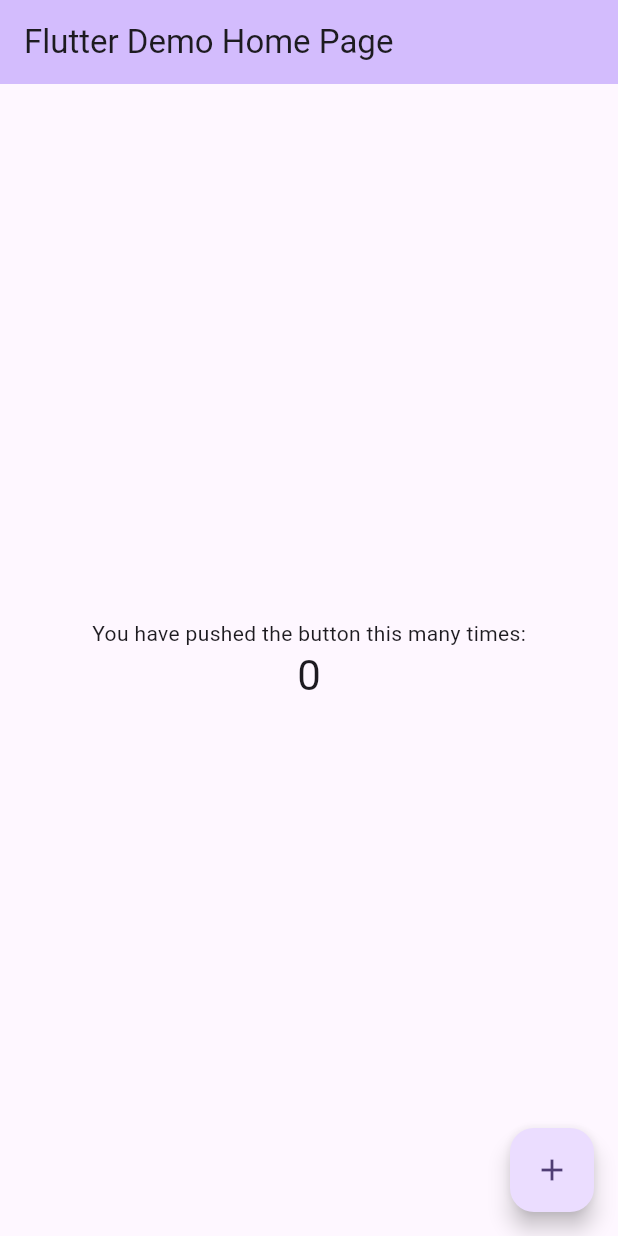
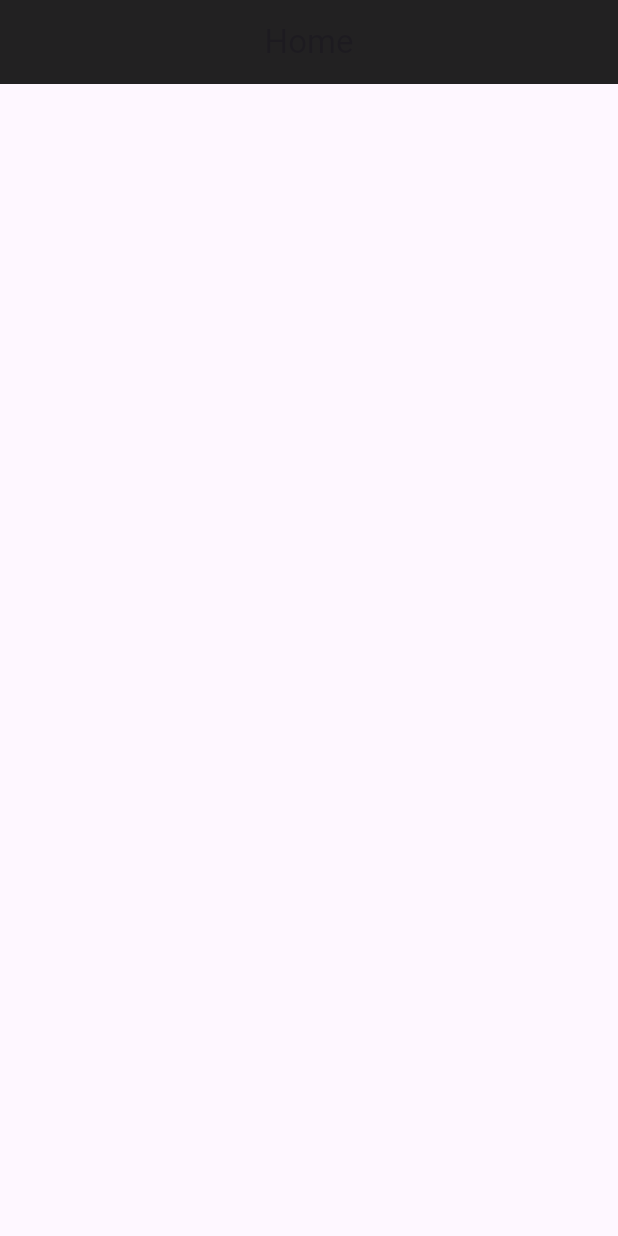
Before and after one commit to hiwaamirii/Trustwallet-UI-Flutter, a Flutter app: the screen it shows after launch, on a phone screen of 412 x 824 dp. Run offline on Flutter 3.47's test engine with Material 3 defaults, Android fonts, the phone set to English and light mode, and no system bars.

Commit message:
Add home screen file + Add simple app bar

```diff
--- /dev/null
+++ b/lib/Screens/home_screen.dart
@@ -0,0 +1,25 @@
+import 'package:flutter/material.dart';
+
+class HomeScreen extends StatefulWidget {
+  const HomeScreen({super.key});
+
+  @override
+  State<HomeScreen> createState() => _HomeScreenState();
+}
+
+class _HomeScreenState extends State<HomeScreen> {
+  @override
+  Widget build(BuildContext context) {
+    return Scaffold(
+      appBar: AppBar(
+        backgroundColor: Colors.black87,
+        title: const Text("Home"),
+        centerTitle: true,
+
+      ),
+      body: const Column(
+        children: [],
+      ),
+    );
+  }
+}
--- a/lib/main.dart
+++ b/lib/main.dart
@@ -1,4 +1,5 @@
 import 'package:flutter/material.dart';
+import 'package:trustwallet/Screens/home_screen.dart';
 
 void main() {
   runApp(const MyApp());
@@ -10,116 +11,9 @@
   // This widget is the root of your application.
   @override
   Widget build(BuildContext context) {
-    return MaterialApp(
-      title: 'Flutter Demo',
-      theme: ThemeData(
-        // This is the theme of your application.
-        //
-        // TRY THIS: Try running your application with "flutter run". You'll see
-        // the application has a blue toolbar. Then, without quitting the app,
-        // try changing the seedColor in the colorScheme below to Colors.green
-        // and then invoke "hot reload" (save your changes or press the "hot
-        // reload" button in a Flutter-supported IDE, or press "r" if you used
-        // the command line to start the app).
-        //
-        // Notice that the counter didn't reset back to zero; the application
-        // state is not lost during the reload. To reset the state, use hot
-        // restart instead.
-        //
-        // This works for code too, not just values: Most code changes can be
-        // tested with just a hot reload.
-        colorScheme: ColorScheme.fromSeed(seedColor: Colors.deepPurple),
-        useMaterial3: true,
-      ),
-      home: const MyHomePage(title: 'Flutter Demo Home Page'),
+    return const MaterialApp(
+      debugShowCheckedModeBanner: false,
+      home: HomeScreen(),
     );
   }
 }
-
-class MyHomePage extends StatefulWidget {
-  const MyHomePage({super.key, required this.title});
-
-  // This widget is the home page of your application. It is stateful, meaning
-  // that it has a State object (defined below) that contains fields that affect
-  // how it looks.
-
-  // This class is the configuration for the state. It holds the values (in this
-  // case the title) provided by the parent (in this case the App widget) and
-  // used by the build method of the State. Fields in a Widget subclass are
-  // always marked "final".
-
-  final String title;
-
-  @override
-  State<MyHomePage> createState() => _MyHomePageState();
-}
-
-class _MyHomePageState extends State<MyHomePage> {
-  int _counter = 0;
-
-  void _incrementCounter() {
-    setState(() {
-      // This call to setState tells the Flutter framework that something has
-      // changed in this State, which causes it to rerun the build method below
-      // so that the display can reflect the updated values. If we changed
-      // _counter without calling setState(), then the build method would not be
-      // called again, and so nothing would appear to happen.
-      _counter++;
-    });
-  }
-
-  @override
-  Widget build(BuildContext context) {
-    // This method is rerun every time setState is called, for instance as done
-    // by the _incrementCounter method above.
-    //
-    // The Flutter framework has been optimized to make rerunning build methods
-    // fast, so that you can just rebuild anything that needs updating rather
-    // than having to individually change instances of widgets.
-    return Scaffold(
-      appBar: AppBar(
-        // TRY THIS: Try changing the color here to a specific color (to
-        // Colors.amber, perhaps?) and trigger a hot reload to see the AppBar
-        // change color while the other colors stay the same.
-        backgroundColor: Theme.of(context).colorScheme.inversePrimary,
-        // Here we take the value from the MyHomePage object that was created by
-        // the App.build method, and use it to set our appbar title.
-        title: Text(widget.title),
-      ),
-      body: Center(
-        // Center is a layout widget. It takes a single child and positions it
-        // in the middle of the parent.
-        child: Column(
-          // Column is also a layout widget. It takes a list of children and
-          // arranges them vertically. By default, it sizes itself to fit its
-          // children horizontally, and tries to be as tall as its parent.
-          //
-          // Column has various properties to control how it sizes itself and
-          // how it positions its children. Here we use mainAxisAlignment to
-          // center the children vertically; the main axis here is the vertical
-          // axis because Columns are vertical (the cross axis would be
-          // horizontal).
-          //
-          // TRY THIS: Invoke "debug painting" (choose the "Toggle Debug Paint"
-          // action in the IDE, or press "p" in the console), to see the
-          // wireframe for each widget.
-          mainAxisAlignment: MainAxisAlignment.center,
-          children: <Widget>[
-            const Text(
-              'You have pushed the button this many times:',
-            ),
-            Text(
-              '$_counter',
-              style: Theme.of(context).textTheme.headlineMedium,
-            ),
-          ],
-        ),
-      ),
-      floatingActionButton: FloatingActionButton(
-        onPressed: _incrementCounter,
-        tooltip: 'Increment',
-        child: const Icon(Icons.add),
-      ), // This trailing comma makes auto-formatting nicer for build methods.
-    );
-  }
-}
```
